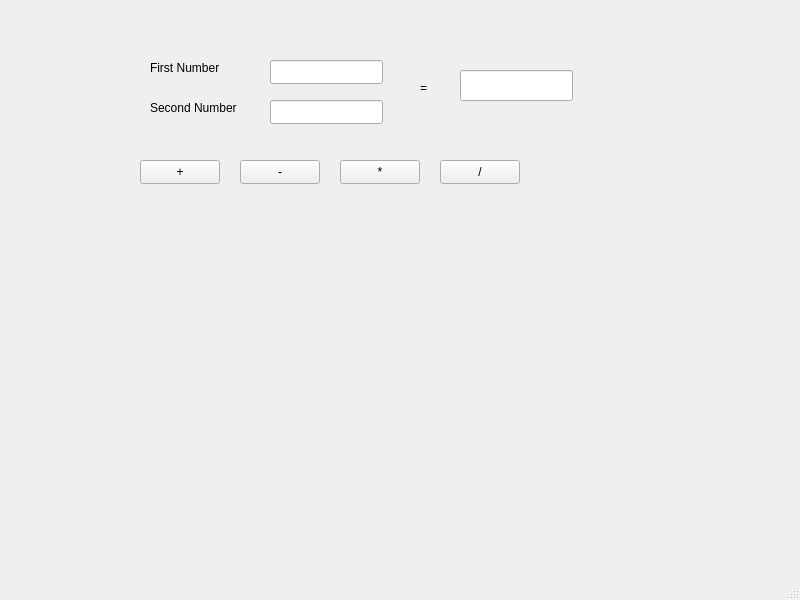
This is calc.ui in kushagra-xo/calc-qt as Qt 5 draws it before an edit. The edited form follows.
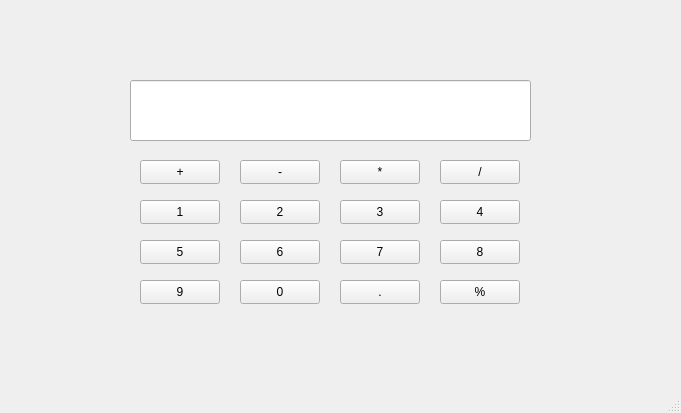
This is the edited form.

Diff of the .ui file:
```diff
--- a/calc.ui
+++ b/calc.ui
@@ -6,60 +6,14 @@
    <rect>
     <x>0</x>
     <y>0</y>
-    <width>800</width>
-    <height>600</height>
+    <width>681</width>
+    <height>413</height>
    </rect>
   </property>
   <property name="windowTitle">
    <string>calc</string>
   </property>
   <widget class="QWidget" name="centralwidget">
-   <widget class="QLabel" name="num1">
-    <property name="geometry">
-     <rect>
-      <x>150</x>
-      <y>60</y>
-      <width>81</width>
-      <height>16</height>
-     </rect>
-    </property>
-    <property name="text">
-     <string>First Number</string>
-    </property>
-   </widget>
-   <widget class="QLabel" name="num2">
-    <property name="geometry">
-     <rect>
-      <x>150</x>
-      <y>100</y>
-      <width>101</width>
-      <height>16</height>
-     </rect>
-    </property>
-    <property name="text">
-     <string>Second Number</string>
-    </property>
-   </widget>
-   <widget class="QLineEdit" name="num1content">
-    <property name="geometry">
-     <rect>
-      <x>270</x>
-      <y>60</y>
-      <width>113</width>
-      <height>24</height>
-     </rect>
-    </property>
-   </widget>
-   <widget class="QLineEdit" name="num2content">
-    <property name="geometry">
-     <rect>
-      <x>270</x>
-      <y>100</y>
-      <width>113</width>
-      <height>24</height>
-     </rect>
-    </property>
-   </widget>
    <widget class="QPushButton" name="add">
     <property name="geometry">
      <rect>
@@ -112,26 +66,13 @@
      <string>/</string>
     </property>
    </widget>
-   <widget class="QLabel" name="result">
-    <property name="geometry">
-     <rect>
-      <x>420</x>
-      <y>80</y>
-      <width>60</width>
-      <height>16</height>
-     </rect>
-    </property>
-    <property name="text">
-     <string>=</string>
-    </property>
-   </widget>
    <widget class="QLineEdit" name="resultcontent">
     <property name="geometry">
      <rect>
-      <x>460</x>
-      <y>70</y>
-      <width>113</width>
-      <height>31</height>
+      <x>130</x>
+      <y>80</y>
+      <width>401</width>
+      <height>61</height>
      </rect>
     </property>
     <property name="font">
@@ -144,6 +85,162 @@
      <bool>true</bool>
     </property>
    </widget>
+   <widget class="QPushButton" name="one">
+    <property name="geometry">
+     <rect>
+      <x>140</x>
+      <y>200</y>
+      <width>80</width>
+      <height>24</height>
+     </rect>
+    </property>
+    <property name="text">
+     <string>1</string>
+    </property>
+   </widget>
+   <widget class="QPushButton" name="two">
+    <property name="geometry">
+     <rect>
+      <x>240</x>
+      <y>200</y>
+      <width>80</width>
+      <height>24</height>
+     </rect>
+    </property>
+    <property name="text">
+     <string>2</string>
+    </property>
+   </widget>
+   <widget class="QPushButton" name="three">
+    <property name="geometry">
+     <rect>
+      <x>340</x>
+      <y>200</y>
+      <width>80</width>
+      <height>24</height>
+     </rect>
+    </property>
+    <property name="text">
+     <string>3</string>
+    </property>
+   </widget>
+   <widget class="QPushButton" name="four">
+    <property name="geometry">
+     <rect>
+      <x>440</x>
+      <y>200</y>
+      <width>80</width>
+      <height>24</height>
+     </rect>
+    </property>
+    <property name="text">
+     <string>4</string>
+    </property>
+   </widget>
+   <widget class="QPushButton" name="five">
+    <property name="geometry">
+     <rect>
+      <x>140</x>
+      <y>240</y>
+      <width>80</width>
+      <height>24</height>
+     </rect>
+    </property>
+    <property name="text">
+     <string>5</string>
+    </property>
+   </widget>
+   <widget class="QPushButton" name="six">
+    <property name="geometry">
+     <rect>
+      <x>240</x>
+      <y>240</y>
+      <width>80</width>
+      <height>24</height>
+     </rect>
+    </property>
+    <property name="text">
+     <string>6</string>
+    </property>
+   </widget>
+   <widget class="QPushButton" name="seven">
+    <property name="geometry">
+     <rect>
+      <x>340</x>
+      <y>240</y>
+      <width>80</width>
+      <height>24</height>
+     </rect>
+    </property>
+    <property name="text">
+     <string>7</string>
+    </property>
+   </widget>
+   <widget class="QPushButton" name="eight">
+    <property name="geometry">
+     <rect>
+      <x>440</x>
+      <y>240</y>
+      <width>80</width>
+      <height>24</height>
+     </rect>
+    </property>
+    <property name="text">
+     <string>8</string>
+    </property>
+   </widget>
+   <widget class="QPushButton" name="nine">
+    <property name="geometry">
+     <rect>
+      <x>140</x>
+      <y>280</y>
+      <width>80</width>
+      <height>24</height>
+     </rect>
+    </property>
+    <property name="text">
+     <string>9</string>
+    </property>
+   </widget>
+   <widget class="QPushButton" name="zero">
+    <property name="geometry">
+     <rect>
+      <x>240</x>
+      <y>280</y>
+      <width>80</width>
+      <height>24</height>
+     </rect>
+    </property>
+    <property name="text">
+     <string>0</string>
+    </property>
+   </widget>
+   <widget class="QPushButton" name="point">
+    <property name="geometry">
+     <rect>
+      <x>340</x>
+      <y>280</y>
+      <width>80</width>
+      <height>24</height>
+     </rect>
+    </property>
+    <property name="text">
+     <string>.</string>
+    </property>
+   </widget>
+   <widget class="QPushButton" name="percent">
+    <property name="geometry">
+     <rect>
+      <x>440</x>
+      <y>280</y>
+      <width>80</width>
+      <height>24</height>
+     </rect>
+    </property>
+    <property name="text">
+     <string>%</string>
+    </property>
+   </widget>
   </widget>
   <widget class="QStatusBar" name="statusbar"/>
   <action name="actionhi">
```
